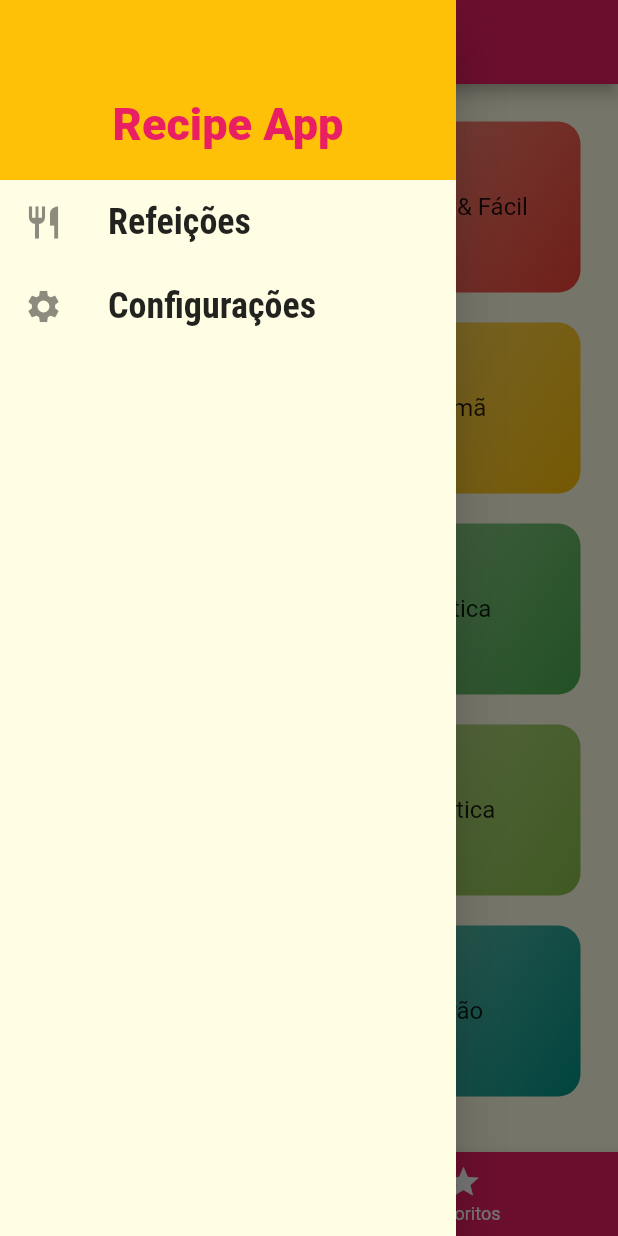
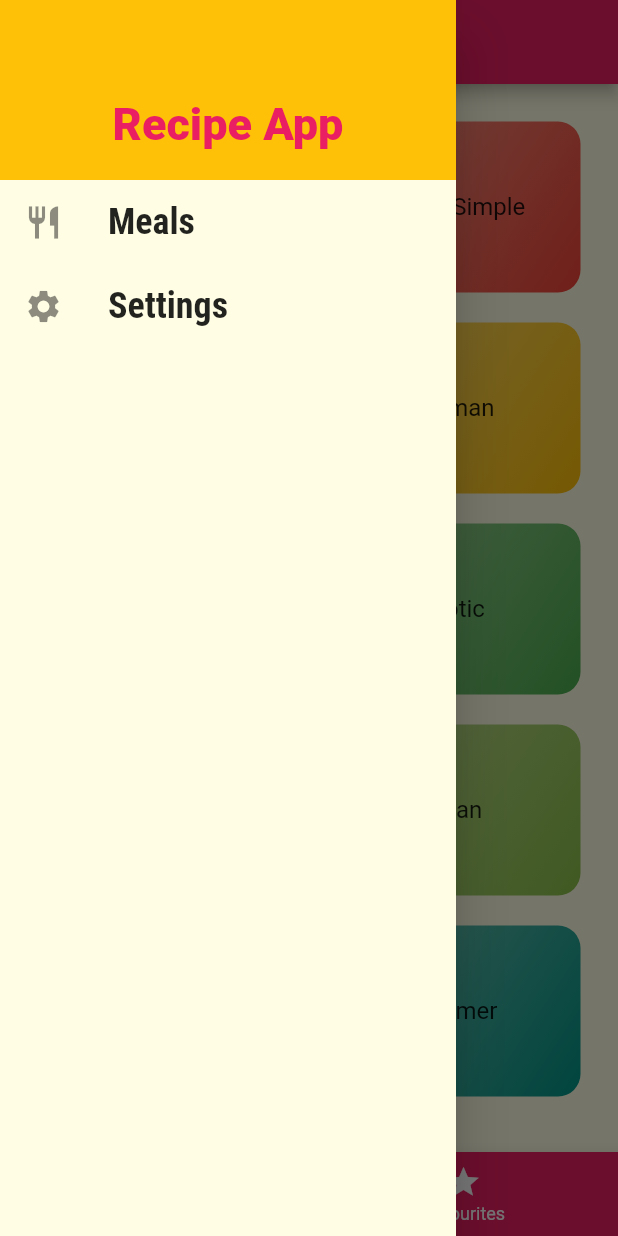
Before and after one commit to SamuelXimenes27/recipeApp, a Flutter app: the screen it shows after launch, with the side drawer open, on a phone screen of 412 x 824 dp. Run offline on Flutter 3.47's test engine with Material 2 defaults, Android fonts, the phone set to English and light mode, and no system bars.

Commit message:
Change the strings for english only

```diff
--- a/lib/app/components/drawer.dart
+++ b/lib/app/components/drawer.dart
@@ -44,7 +44,7 @@ class MainDrawer extends StatelessWidget {
           ),
           _createIcon(
             Icons.restaurant,
-            'Refeições',
+            'Meals',
             () => Navigator.pushReplacementNamed(
               context,
               RoutesConst.home,
@@ -52,7 +52,7 @@ class MainDrawer extends StatelessWidget {
           ),
           _createIcon(
             Icons.settings,
-            'Configurações',
+            'Settings',
             () => Navigator.pushReplacementNamed(
               context,
               RoutesConst.settings,
--- a/lib/app/data/mock_data.dart
+++ b/lib/app/data/mock_data.dart
@@ -5,12 +5,12 @@ import '../models/meal.dart';
 const mockData = [
   Category(
     id: 'c1',
-    title: 'Italiano',
+    title: 'Italian',
     color: Colors.purple,
   ),
   Category(
     id: 'c2',
-    title: 'Rápido & Fácil',
+    title: 'Fast & Simple',
     color: Colors.red,
   ),
   Category(
@@ -20,37 +20,37 @@ const mockData = [
   ),
   Category(
     id: 'c4',
-    title: 'Alemã',
+    title: 'German',
     color: Colors.amber,
   ),
   Category(
     id: 'c5',
-    title: 'Leve & Saudável',
+    title: 'Light & Healthy',
     color: Colors.indigo,
   ),
   Category(
     id: 'c6',
-    title: 'Exótica',
+    title: 'Exotic',
     color: Colors.green,
   ),
   Category(
     id: 'c7',
-    title: 'Café da Manhã',
+    title: 'Breakfast',
     color: Colors.lightBlue,
   ),
   Category(
     id: 'c8',
-    title: 'Asiática',
+    title: 'Asian',
     color: Colors.lightGreen,
   ),
   Category(
     id: 'c9',
-    title: 'Francesa',
+    title: 'French',
     color: Colors.pink,
   ),
   Category(
     id: 'c10',
-    title: 'Verão',
+    title: 'Summer',
     color: Colors.teal,
   ),
 ];
--- a/lib/app/screens/favorite_screen.dart
+++ b/lib/app/screens/favorite_screen.dart
@@ -13,7 +13,7 @@ class FavoriteScreen extends StatelessWidget {
   Widget build(BuildContext context) {
     if (favoriteMeals.isEmpty) {
       return const Center(
-        child: Text('Nenhuma comida foi marcada como favorita'),
+        child: Text('No food has been marked as a favourite'),
       );
     } else {
       return ListView.builder(
--- a/lib/app/screens/meal_details.screen.dart
+++ b/lib/app/screens/meal_details.screen.dart
@@ -56,7 +56,7 @@ class MealDetailsScreen extends StatelessWidget {
                 fit: BoxFit.cover,
               ),
             ),
-            _createSectionTitle(context, 'Ingredientes'),
+            _createSectionTitle(context, 'Ingredients'),
             _createSectionContainer(
               ListView.builder(
                 itemCount: meal.ingredients!.length,
@@ -74,7 +74,7 @@ class MealDetailsScreen extends StatelessWidget {
                 },
               ),
             ),
-            _createSectionTitle(context, 'Passos'),
+            _createSectionTitle(context, 'Steps'),
             _createSectionContainer(
               ListView.builder(
                 itemCount: meal.steps!.length,
--- a/lib/app/screens/settings_screen.dart
+++ b/lib/app/screens/settings_screen.dart
@@ -41,14 +41,14 @@ class _SettingsScreenState extends State<SettingsScreen> {
   Widget build(BuildContext context) {
     return Scaffold(
       appBar: AppBar(
-        title: const Text('Configurações'),
+        title: const Text('Settings'),
       ),
       drawer: const MainDrawer(),
       body: Column(children: [
         Container(
           padding: const EdgeInsets.all(20),
           child: Text(
-            'Configurações',
+            'Settings',
             style: Theme.of(context).textTheme.titleLarge,
           ),
         ),
@@ -56,26 +56,26 @@ class _SettingsScreenState extends State<SettingsScreen> {
             child: ListView(
           children: [
             _createSwitch(
-              'Sem Glutén',
-              'Só exibe refeições sem glutén!',
+              'Gluten free',
+              'Only displays gluten-free meals!',
               settings!.isGlutenFree!,
               (value) => {setState(() => settings!.isGlutenFree = value)},
             ),
             _createSwitch(
-              'Sem Lactose',
-              'Só exibe refeições sem lactose!',
+              'Lactose free',
+              'Only displays lactose-free meals!',
               settings!.isLactoseFree!,
               (value) => {setState(() => settings!.isLactoseFree = value)},
             ),
             _createSwitch(
-              'Vegana',
-              'Só exibe refeições veganas!',
+              'Vegan',
+              'Only displays vegan meals!',
               settings!.isVegan!,
               (value) => {setState(() => settings!.isVegan = value)},
             ),
             _createSwitch(
-              'Vegetariana',
-              'Só exibe refeições vegetarianas!',
+              'Vegetarian',
+              'Only displays vegetarian meals!',
               settings!.isVegetarian!,
               (value) => {setState(() => settings!.isVegetarian = value)},
             ),
--- a/lib/app/screens/tabs_screen.dart
+++ b/lib/app/screens/tabs_screen.dart
@@ -25,11 +25,11 @@ class _TabsScreenState extends State<TabsScreen> {
     super.initState();
     _screens = [
       {
-        'title': 'Lista de Categorias',
+        'title': 'Category List',
         'screen': const CategoriesScreen(),
       },
       {
-        'title': 'Meus Favoritos',
+        'title': 'My Favourites',
         'screen': FavoriteScreen(favoriteMeals: widget.favoriteMeals),
       }
     ];
@@ -60,11 +60,11 @@ class _TabsScreenState extends State<TabsScreen> {
         items: const [
           BottomNavigationBarItem(
             icon: Icon(Icons.category),
-            label: 'Categorias',
+            label: 'Categories',
           ),
           BottomNavigationBarItem(
             icon: Icon(Icons.star),
-            label: 'Favoritos',
+            label: 'Favourites',
           ),
         ],
       ),
```
Also changed, not shown: pubspec.lock, 1 other file.
